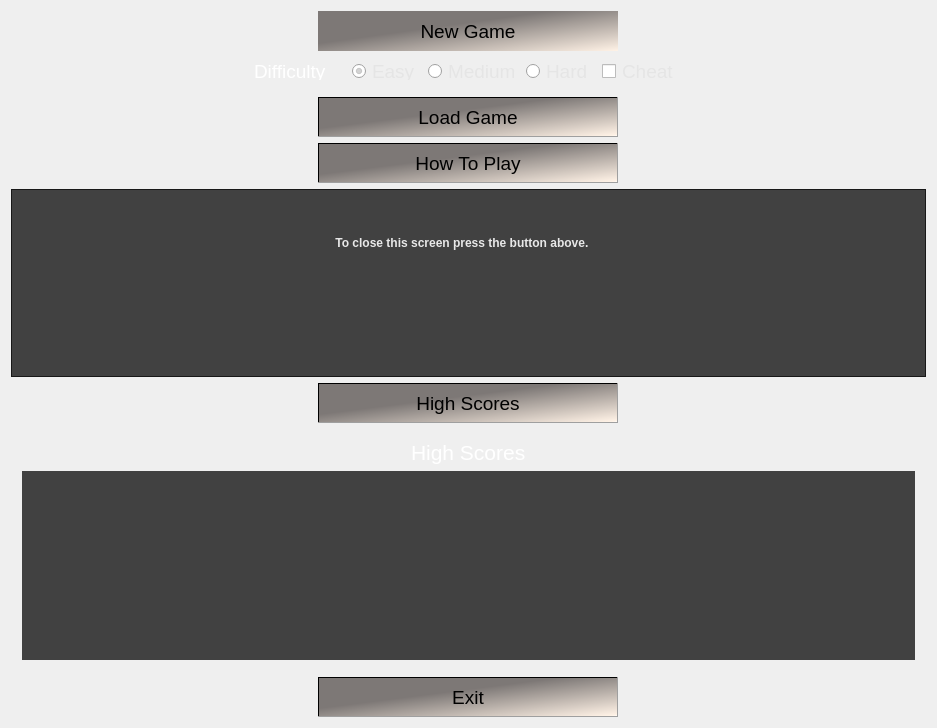
Old version of the form mainwindow.ui in the repository DomtronVox/space-factory.
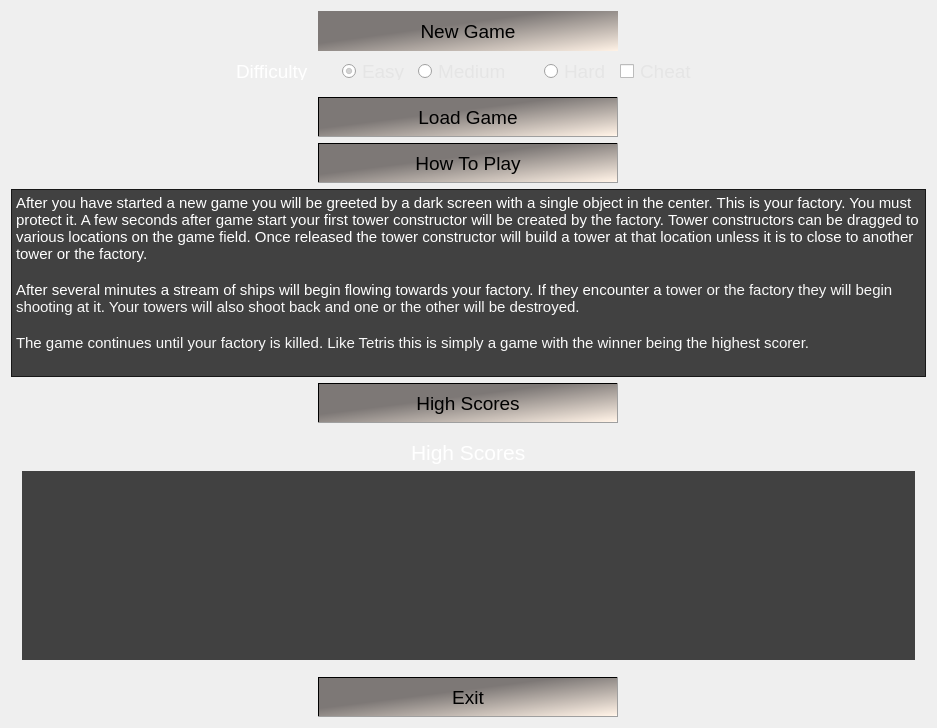
New version of the form. Icons and pictures are not drawn.

Commit message: fixed score display bug

Diff of the .ui file:
```diff
--- a/mainwindow.ui
+++ b/mainwindow.ui
@@ -90,11 +90,11 @@
          </property>
         </widget>
        </item>
-       <item alignment="Qt::AlignHCenter|Qt::AlignVCenter">
+       <item alignment="Qt::AlignHCenter">
         <widget class="QGroupBox" name="boxDifficultySetting">
          <property name="maximumSize">
           <size>
-           <width>450</width>
+           <width>500</width>
            <height>40</height>
           </size>
          </property>
@@ -303,10 +303,11 @@
 &lt;html&gt;&lt;head&gt;&lt;meta name=&quot;qrichtext&quot; content=&quot;1&quot; /&gt;&lt;style type=&quot;text/css&quot;&gt;
 p, li { white-space: pre-wrap; }
 &lt;/style&gt;&lt;/head&gt;&lt;body style=&quot; font-family:'Courier 10 Pitch'; font-size:11pt; font-weight:400; font-style:normal;&quot;&gt;
-&lt;p style=&quot; margin-top:0px; margin-bottom:0px; margin-left:0px; margin-right:0px; -qt-block-indent:0; text-indent:0px;&quot;&gt;&lt;span style=&quot; font-family:'Sans Serif'; font-size:9pt; color:#e8e8e8;&quot;&gt;    &lt;/span&gt;&lt;/p&gt;
-&lt;p style=&quot; margin-top:0px; margin-bottom:0px; margin-left:0px; margin-right:0px; -qt-block-indent:0; text-indent:0px;&quot;&gt;&lt;span style=&quot; font-family:'Sans Serif'; font-size:9pt; color:#e8e8e8;&quot;&gt;    &lt;/span&gt;&lt;/p&gt;
-&lt;p style=&quot; margin-top:0px; margin-bottom:0px; margin-left:0px; margin-right:0px; -qt-block-indent:0; text-indent:0px;&quot;&gt;&lt;span style=&quot; font-family:'Sans Serif'; font-size:9pt; color:#e8e8e8;&quot;&gt;         &lt;/span&gt;&lt;/p&gt;
-&lt;p align=&quot;center&quot; style=&quot; margin-top:0px; margin-bottom:0px; margin-left:0px; margin-right:0px; -qt-block-indent:0; text-indent:0px;&quot;&gt;&lt;span style=&quot; font-family:'Sans Serif'; font-size:9pt; font-weight:600; color:#e8e8e8;&quot;&gt;To close this screen press the button above.&lt;/span&gt;&lt;span style=&quot; font-family:'Sans Serif'; font-size:9pt; color:#e8e8e8;&quot;&gt;    &lt;/span&gt;&lt;/p&gt;&lt;/body&gt;&lt;/html&gt;</string>
+&lt;p style=&quot; margin-top:0px; margin-bottom:0px; margin-left:0px; margin-right:0px; -qt-block-indent:0; text-indent:0px;&quot;&gt;&lt;span style=&quot; color:#ffffff;&quot;&gt;After you have started a new game you will be greeted by a dark screen with a single object in the center. This is your factory. You must protect it. A few seconds after game start your first tower constructor will be created by the factory. Tower constructors can be dragged to various locations on the game field. Once released the tower constructor will build a tower at that location unless it is to close to another tower or the factory. &lt;/span&gt;&lt;/p&gt;
+&lt;p style=&quot;-qt-paragraph-type:empty; margin-top:0px; margin-bottom:0px; margin-left:0px; margin-right:0px; -qt-block-indent:0; text-indent:0px; color:#ffffff;&quot;&gt;&lt;br /&gt;&lt;/p&gt;
+&lt;p style=&quot; margin-top:0px; margin-bottom:0px; margin-left:0px; margin-right:0px; -qt-block-indent:0; text-indent:0px;&quot;&gt;&lt;span style=&quot; color:#ffffff;&quot;&gt;After several minutes a stream of ships will begin flowing towards your factory. If they encounter a &lt;/span&gt;&lt;span style=&quot; color:#f8f8f8;&quot;&gt;tower or the factory they will begin shooting at it. Your towers will also shoot back and one or the other will be destroyed.&lt;/span&gt;&lt;/p&gt;
+&lt;p style=&quot;-qt-paragraph-type:empty; margin-top:0px; margin-bottom:0px; margin-left:0px; margin-right:0px; -qt-block-indent:0; text-indent:0px; color:#f8f8f8;&quot;&gt;&lt;br /&gt;&lt;/p&gt;
+&lt;p style=&quot; margin-top:0px; margin-bottom:0px; margin-left:0px; margin-right:0px; -qt-block-indent:0; text-indent:0px;&quot;&gt;&lt;span style=&quot; color:#f8f8f8;&quot;&gt;The game continues until your factory is killed. Like Tetris this is simply a game with the winner being the highest scorer.&lt;/span&gt;&lt;/p&gt;&lt;/body&gt;&lt;/html&gt;</string>
       </property>
      </widget>
     </item>
```
The commit also changes 1 other file.
